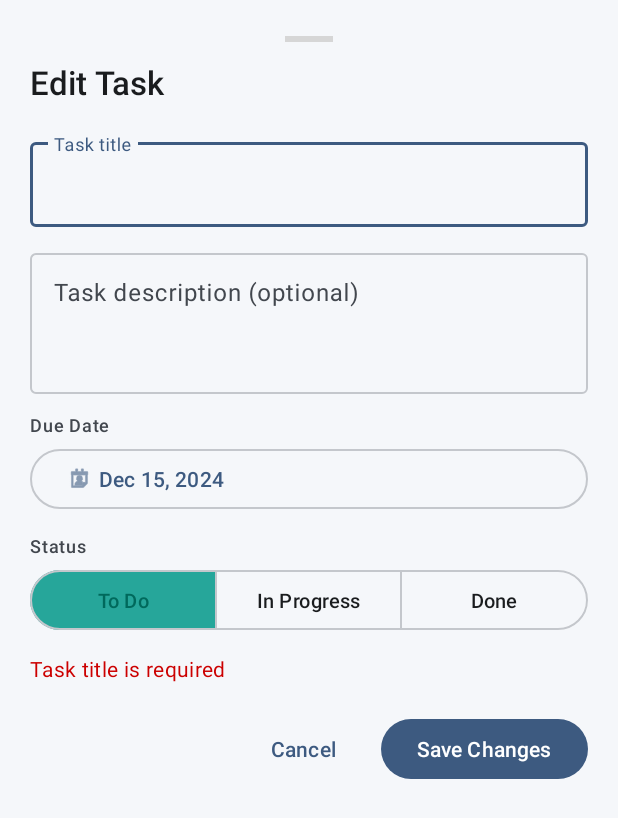
After one commit to Shashankvarma22/TeamPulse, an Android app: the layout bottom_sheet_edit_task.xml on its own in the app's theme, with its tools: preview values and no code run, on a phone screen of 412 x 824 dp. The commit adds this screen. Shown: the top 818 px of the screen. Run offline under Robolectric (Android 15) with nearby library versions, the light colour scheme and no system bars; grey boxes are pictures that could not be loaded.

Commit message:
Add teacher task editing

```diff
--- a/app/src/main/java/com/cutm/TeamPulse/domain/repository/TaskRepository.kt
+++ b/app/src/main/java/com/cutm/TeamPulse/domain/repository/TaskRepository.kt
@@ -13,4 +13,6 @@ interface TaskRepository {
     suspend fun updateTaskStatus(taskId: String, status: TaskStatus)
 
     suspend fun createTask(task: TaskAssignment)
+
+    suspend fun updateTask(task: TaskAssignment)
 }
--- a/app/src/main/java/com/cutm/TeamPulse/ui/common/TaskItemView.kt
+++ b/app/src/main/java/com/cutm/TeamPulse/ui/common/TaskItemView.kt
@@ -68,6 +68,10 @@ class TaskItemView @JvmOverloads constructor(
         binding.dueDateText.text = dueDate
     }
 
+    override fun setOnClickListener(listener: OnClickListener?) {
+        super.setOnClickListener(listener)
+    }
+
     private fun setStatus(status: TaskStatus) {
         binding.statusChip.apply {
             when (status) {
--- /dev/null
+++ b/app/src/main/res/layout/bottom_sheet_edit_task.xml
@@ -0,0 +1,220 @@
+<?xml version="1.0" encoding="utf-8"?>
+<ScrollView xmlns:android="http://schemas.android.com/apk/res/android"
+    xmlns:app="http://schemas.android.com/apk/res-auto"
+    xmlns:tools="http://schemas.android.com/tools"
+    android:layout_width="match_parent"
+    android:layout_height="wrap_content"
+    android:fillViewport="true">
+
+    <androidx.constraintlayout.widget.ConstraintLayout
+        android:layout_width="match_parent"
+        android:layout_height="wrap_content"
+        android:padding="@dimen/spacing_lg">
+
+        <!-- Drag Handle -->
+        <View
+            android:id="@+id/dragHandle"
+            android:layout_width="32dp"
+            android:layout_height="4dp"
+            android:layout_marginTop="@dimen/spacing_xs"
+            android:background="@drawable/bg_drag_handle"
+            app:layout_constraintEnd_toEndOf="parent"
+            app:layout_constraintStart_toStartOf="parent"
+            app:layout_constraintTop_toTopOf="parent" />
+
+        <!-- Title -->
+        <TextView
+            android:id="@+id/sheetTitleText"
+            style="@style/TextAppearance.TeamPulse.TitleLarge"
+            android:layout_width="0dp"
+            android:layout_height="wrap_content"
+            android:layout_marginTop="@dimen/spacing_md"
+            android:text="@string/edit_task_title"
+            android:textColor="@color/text_primary"
+            app:layout_constraintEnd_toEndOf="parent"
+            app:layout_constraintStart_toStartOf="parent"
+            app:layout_constraintTop_toBottomOf="@id/dragHandle" />
+
+        <!-- Task Title Input -->
+        <com.google.android.material.textfield.TextInputLayout
+            android:id="@+id/taskTitleInputLayout"
+            style="@style/Widget.Material3.TextInputLayout.OutlinedBox"
+            android:layout_width="0dp"
+            android:layout_height="wrap_content"
+            android:layout_marginTop="@dimen/spacing_lg"
+            android:hint="@string/create_task_hint_title"
+            app:layout_constraintEnd_toEndOf="parent"
+            app:layout_constraintStart_toStartOf="parent"
+            app:layout_constraintTop_toBottomOf="@id/sheetTitleText">
+
+            <com.google.android.material.textfield.TextInputEditText
+                android:id="@+id/taskTitleInput"
+                android:layout_width="match_parent"
+                android:layout_height="wrap_content"
+                android:inputType="textCapSentences"
+                android:maxLines="2" />
+
+        </com.google.android.material.textfield.TextInputLayout>
+
+        <!-- Task Description Input -->
+        <com.google.android.material.textfield.TextInputLayout
+            android:id="@+id/taskDescriptionInputLayout"
+            style="@style/Widget.Material3.TextInputLayout.OutlinedBox"
+            android:layout_width="0dp"
+            android:layout_height="wrap_content"
+            android:layout_marginTop="@dimen/spacing_md"
+            android:hint="@string/create_task_hint_description"
+            app:layout_constraintEnd_toEndOf="parent"
+            app:layout_constraintStart_toStartOf="parent"
+            app:layout_constraintTop_toBottomOf="@id/taskTitleInputLayout">
+
+            <com.google.android.material.textfield.TextInputEditText
+                android:id="@+id/taskDescriptionInput"
+                android:layout_width="match_parent"
+                android:layout_height="wrap_content"
+                android:gravity="top"
+                android:inputType="textMultiLine|textCapSentences"
+                android:maxLines="4"
+                android:minLines="3" />
+
+        </com.google.android.material.textfield.TextInputLayout>
+
+        <!-- Due Date Label -->
+        <TextView
+            android:id="@+id/dueDateLabel"
+            style="@style/TextAppearance.TeamPulse.LabelMedium"
+            android:layout_width="0dp"
+            android:layout_height="wrap_content"
+            android:layout_marginTop="@dimen/spacing_md"
+            android:text="@string/create_task_label_due_date"
+            android:textColor="@color/text_secondary"
+            app:layout_constraintEnd_toEndOf="parent"
+            app:layout_constraintStart_toStartOf="parent"
+            app:layout_constraintTop_toBottomOf="@id/taskDescriptionInputLayout" />
+
+        <!-- Due Date Button -->
+        <com.google.android.material.button.MaterialButton
+            android:id="@+id/dueDateButton"
+            style="@style/Widget.Material3.Button.OutlinedButton"
+            android:layout_width="0dp"
+            android:layout_height="wrap_content"
+            android:layout_marginTop="@dimen/spacing_xs"
+            android:gravity="start|center_vertical"
+            android:textAlignment="textStart"
+            app:icon="@android:drawable/ic_menu_my_calendar"
+            app:iconGravity="start"
+            app:layout_constraintEnd_toEndOf="parent"
+            app:layout_constraintStart_toStartOf="parent"
+            app:layout_constraintTop_toBottomOf="@id/dueDateLabel"
+            tools:text="Dec 15, 2024" />
+
+        <!-- Status Section -->
+        <TextView
+            android:id="@+id/statusLabel"
+            style="@style/TextAppearance.TeamPulse.LabelMedium"
+            android:layout_width="0dp"
+            android:layout_height="wrap_content"
+            android:layout_marginTop="@dimen/spacing_md"
+            android:text="Status"
+            android:textColor="@color/text_secondary"
+            app:layout_constraintEnd_toEndOf="parent"
+            app:layout_constraintStart_toStartOf="parent"
+            app:layout_constraintTop_toBottomOf="@id/dueDateButton" />
+
+        <!-- Status Toggle Group -->
+        <com.google.android.material.button.MaterialButtonToggleGroup
+            android:id="@+id/statusToggleGroup"
+            android:layout_width="0dp"
+            android:layout_height="wrap_content"
+            android:layout_marginTop="@dimen/spacing_xs"
+            app:checkedButton="@id/statusTodoButton"
+            app:layout_constraintEnd_toEndOf="parent"
+            app:layout_constraintStart_toStartOf="parent"
+            app:layout_constraintTop_toBottomOf="@id/statusLabel"
+            app:selectionRequired="true"
+            app:singleSelection="true">
+
+            <com.google.android.material.button.MaterialButton
+                android:id="@+id/statusTodoButton"
+                style="@style/Widget.Material3.Button.OutlinedButton"
+                android:layout_width="0dp"
+                android:layout_height="wrap_content"
+                android:layout_weight="1"
+                android:text="@string/status_todo"
+                android:textSize="13sp" />
+
+            <com.google.android.material.button.MaterialButton
+                android:id="@+id/statusInProgressButton"
+                style="@style/Widget.Material3.Button.OutlinedButton"
+                android:layout_width="0dp"
+                android:layout_height="wrap_content"
+                android:layout_weight="1"
+                android:text="@string/status_in_progress"
+                android:textSize="13sp" />
+
+            <com.google.android.material.button.MaterialButton
+                android:id="@+id/statusDoneButton"
+                style="@style/Widget.Material3.Button.OutlinedButton"
+                android:layout_width="0dp"
+                android:layout_height="wrap_content"
+                android:layout_weight="1"
+                android:text="@string/status_done"
+                android:textSize="13sp" />
+
+        </com.google.android.material.button.MaterialButtonToggleGroup>
+
+        <!-- Error Message -->
+        <TextView
+            android:id="@+id/errorText"
+            style="@style/TextAppearance.TeamPulse.BodyMedium"
+            android:layout_width="0dp"
+            android:layout_height="wrap_content"
+            android:layout_marginTop="@dimen/spacing_md"
+            android:textColor="@android:color/holo_red_dark"
+            android:visibility="gone"
+            app:layout_constraintEnd_toEndOf="parent"
+            app:layout_constraintStart_toStartOf="parent"
+            app:layout_constraintTop_toBottomOf="@id/statusToggleGroup"
+            tools:text="Task title is required"
+            tools:visibility="visible" />
+
+        <!-- Action Buttons -->
+        <LinearLayout
+            android:id="@+id/actionButtons"
+            android:layout_width="0dp"
+            android:layout_height="wrap_content"
+            android:layout_marginTop="@dimen/spacing_lg"
+            android:orientation="horizontal"
+            android:gravity="end"
+            app:layout_constraintEnd_toEndOf="parent"
+            app:layout_constraintStart_toStartOf="parent"
+            app:layout_constraintTop_toBottomOf="@id/errorText">
+
+            <com.google.android.material.button.MaterialButton
+                android:id="@+id/cancelButton"
+                style="@style/Widget.Material3.Button.TextButton"
+                android:layout_width="wrap_content"
+                android:layout_height="wrap_content"
+                android:layout_marginEnd="@dimen/spacing_sm"
+                android:text="@string/create_task_button_cancel" />
+
+            <com.google.android.material.button.MaterialButton
+                android:id="@+id/saveButton"
+                style="@style/Widget.Material3.Button"
+                android:layout_width="wrap_content"
+                android:layout_height="wrap_content"
+                android:text="@string/edit_task_button_save" />
+
+        </LinearLayout>
+
+        <!-- Bottom spacing -->
+        <Space
+            android:layout_width="0dp"
+            android:layout_height="@dimen/spacing_md"
+            app:layout_constraintEnd_toEndOf="parent"
+            app:layout_constraintStart_toStartOf="parent"
+            app:layout_constraintTop_toBottomOf="@id/actionButtons" />
+
+    </androidx.constraintlayout.widget.ConstraintLayout>
+
+</ScrollView>
--- a/app/src/main/res/values/strings.xml
+++ b/app/src/main/res/values/strings.xml
@@ -97,4 +97,10 @@
     <string name="create_task_success">Task created successfully</string>
     <string name="create_task_error">Failed to create task</string>
 
+    <!-- Edit Task -->
+    <string name="edit_task_title">Edit Task</string>
+    <string name="edit_task_button_save">Save Changes</string>
+    <string name="edit_task_success">Task updated successfully</string>
+    <string name="edit_task_error">Failed to update task</string>
+
 </resources>
```
Also changed, not shown: app/src/main/java/com/cutm/TeamPulse/data/repository/TaskRepositoryImpl.kt (+19 -0 lines), app/src/main/java/com/cutm/TeamPulse/ui/teacher/EditTaskBottomSheet.kt (added, +232 -0 lines), app/src/main/java/com/cutm/TeamPulse/ui/teacher/TeacherTaskListFragment.kt (+21 -0 lines), app/src/main/java/com/cutm/TeamPulse/ui/teacher/TeacherTaskListViewModel.kt (+32 -0 lines).
